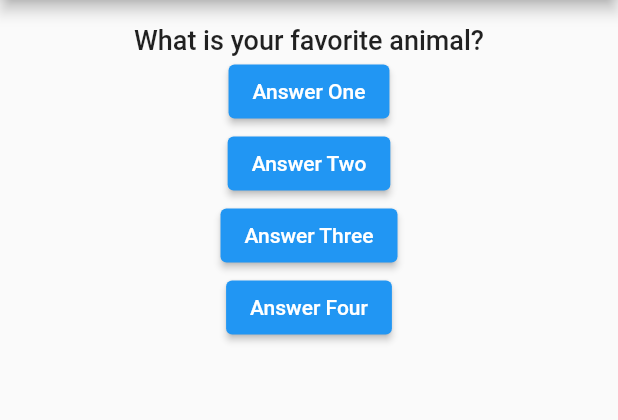
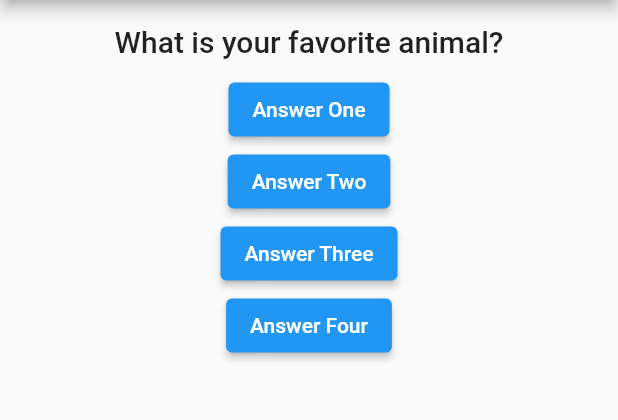
Before and after one commit to Usman-Haider-Ali/Simple-Quiz-App, a Flutter app: the screen it shows after launch, after a tap on "Answer One", on a phone screen of 412 x 824 dp, the part 84-504 px from its top. Run offline on Flutter 3.47's test engine with Material 2 defaults, Android fonts, the phone set to English and light mode, and no system bars.

Commit message:
second day

```diff
--- a/lib/main.dart
+++ b/lib/main.dart
@@ -1,3 +1,4 @@
+import 'package:first_practice_app/widgets/question_widget.dart';
 import 'package:flutter/material.dart';
 
 void main() => runApp(const MyApp());
@@ -12,9 +13,9 @@ class MyApp extends StatefulWidget {
 }
 
 class MyAppState extends State<MyApp> {
-  var questionIndex = 0;
+  var _questionIndex = 0;
 
-  var questionList = [
+  final _questionList = [
     "What is your favrite color?",
     "What is your favorite animal?",
     "What is your favorite sport?"
@@ -22,7 +23,9 @@ class MyAppState extends State<MyApp> {
 
   void answerQuestion() {
     setState(() {
-      questionIndex++;
+      if (_questionIndex + 1 < _questionList.length) {
+        _questionIndex++;
+      }
     });
   }
 
@@ -38,12 +41,11 @@ class MyAppState extends State<MyApp> {
             padding: const EdgeInsets.all(16.0),
             child: Column(
               children: [
-                Text(
-                  questionList[questionIndex],
-                  style: const TextStyle(
-                    fontSize: 18,
-                    fontWeight: FontWeight.w500,
-                  ),
+                QuestionWidget(
+                  _questionList[_questionIndex],
+                ),
+                const SizedBox(
+                  height: 10,
                 ),
                 ElevatedButton(
                   onPressed: answerQuestion,
--- /dev/null
+++ b/lib/widgets/question_widget.dart
@@ -0,0 +1,17 @@
+import 'package:flutter/material.dart';
+
+class QuestionWidget extends StatelessWidget {
+  final _question;
+  QuestionWidget(this._question);
+
+  @override
+  Widget build(BuildContext context) {
+    return Text(
+      _question,
+      style: const TextStyle(
+        fontSize: 20,
+        fontWeight: FontWeight.w500,
+      ),
+    );
+  }
+}
```
